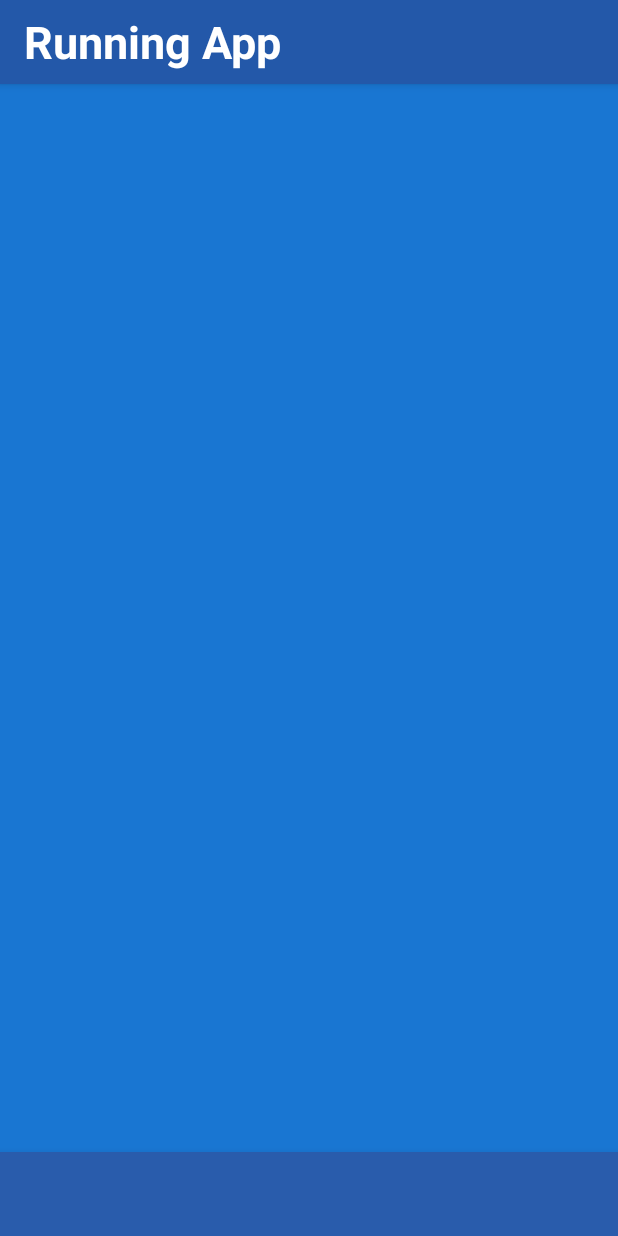
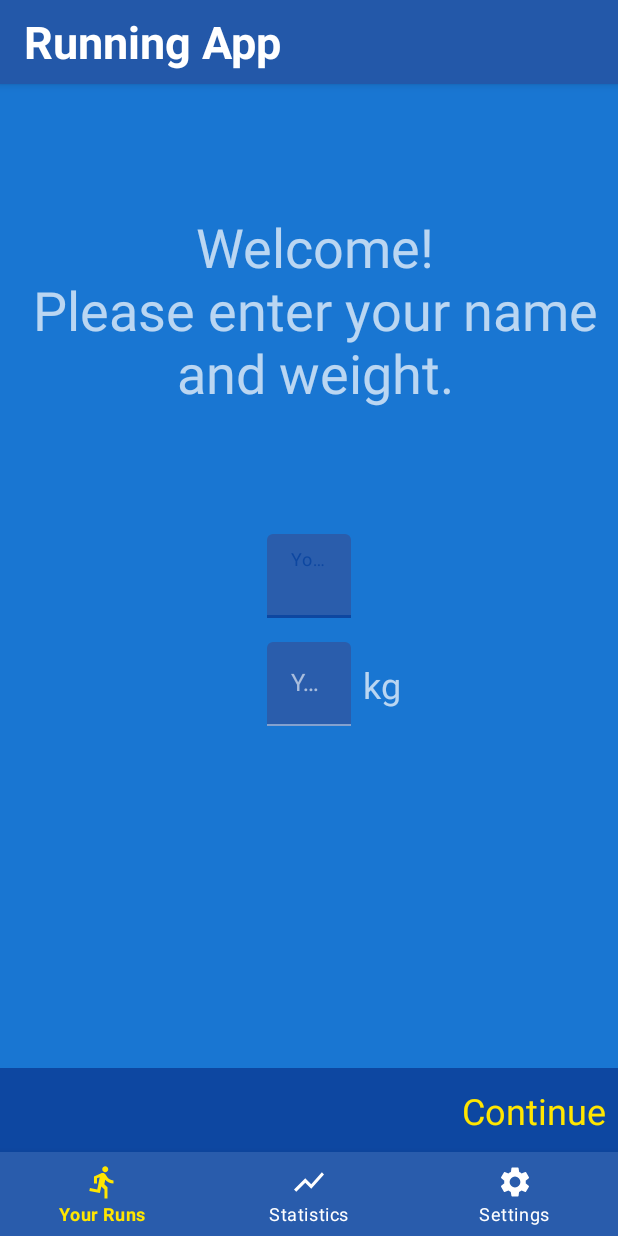
Before and after one commit to brahatksingh/RunTrack, an Android app: the screen it shows after launch (MainActivity), on a phone screen of 412 x 824 dp. Run offline under Robolectric (Android 15) with nearby library versions, the phone set to English and light mode, and no system bars; our stand-ins replace Dagger/Hilt's generated code, Timber, navigation-ui; 2 statements that could not run were skipped.

Commit message:
Set Foreground Service Now

```diff
--- a/app/src/main/AndroidManifest.xml
+++ b/app/src/main/AndroidManifest.xml
@@ -23,6 +23,9 @@
             </intent-filter>
         </activity>
 
+        <service android:name=".Services.TrackingService"
+            android:foregroundServiceType="location"/>
+
         <meta-data
             android:name="com.google.android.gms.version"
             android:value="@integer/google_play_services_version" />
--- a/app/src/main/java/com/brahatksingh/runtrack/UI/Fragments/SetupFragment.kt
+++ b/app/src/main/java/com/brahatksingh/runtrack/UI/Fragments/SetupFragment.kt
@@ -1,7 +1,20 @@
 package com.brahatksingh.runtrack.UI.Fragments
 
+import android.os.Bundle
+import android.view.View
 import androidx.fragment.app.Fragment
+import androidx.navigation.fragment.findNavController
 import com.brahatksingh.runtrack.R
+import kotlinx.android.synthetic.main.fragment_setup.*
 
 class SetupFragment : Fragment(R.layout.fragment_setup) {
+
+    override fun onViewCreated(view: View, savedInstanceState: Bundle?) {
+        super.onViewCreated(view, savedInstanceState)
+        tvContinue.setOnClickListener {
+            val action = SetupFragmentDirections.actionSetupFragmentToRunFragment()
+            findNavController().navigate(action)
+
+        }
+    }
 }
--- a/app/src/main/java/com/brahatksingh/runtrack/UI/MainActivity.kt
+++ b/app/src/main/java/com/brahatksingh/runtrack/UI/MainActivity.kt
@@ -3,20 +3,35 @@ package com.brahatksingh.runtrack.UI
 import androidx.appcompat.app.AppCompatActivity
 import android.os.Bundle
 import android.util.Log
+import android.view.View
+import androidx.navigation.fragment.findNavController
+import androidx.navigation.ui.setupWithNavController
 import com.brahatksingh.runtrack.R
 import com.brahatksingh.runtrack.db.RunDAO
 import dagger.hilt.android.AndroidEntryPoint
+import kotlinx.android.synthetic.main.activity_main.*
 import javax.inject.Inject
 
 @AndroidEntryPoint
 class MainActivity : AppCompatActivity() {
 
-    @Inject
-    lateinit var runDAO: RunDAO
-
     override fun onCreate(savedInstanceState: Bundle?) {
         super.onCreate(savedInstanceState)
         setContentView(R.layout.activity_main)
-        Log.d("runDao", "RUNDAO: ${runDAO.hashCode()}")
+
+        setSupportActionBar(toolbar)
+        bottomNavigationView.setupWithNavController(navHostFragment.findNavController())
+
+        navHostFragment.findNavController().addOnDestinationChangedListener{ p1,p2,p3 ->
+            when(p2.id) {
+                R.id.settingsFragment,R.id.runFragment,R.id.statisticsFragment -> {
+                    bottomNavigationView.visibility = View.VISIBLE
+                }
+                else -> {
+                     bottomNavigationView.visibility = View.GONE
+                }
+            }
+            // p2 is the destination
+        }
     }
 }
--- a/app/src/main/res/layout/activity_main.xml
+++ b/app/src/main/res/layout/activity_main.xml
@@ -48,12 +48,22 @@
         app:layout_constraintTop_toBottomOf="@+id/appBarLayout">
 
 
+        <fragment
+            android:id="@+id/navHostFragment"
+            android:layout_width="match_parent"
+            android:layout_height="match_parent"
+            android:name="androidx.navigation.fragment.NavHostFragment"
+            app:defaultNavHost="true"
+            app:navGraph="@navigation/nav_graph"/>
+
+
     </FrameLayout>
 
     <com.google.android.material.bottomnavigation.BottomNavigationView
         android:id="@+id/bottomNavigationView"
         android:layout_width="match_parent"
         android:layout_height="56dp"
+        app:menu="@menu/bottom_nav_menu"
         app:itemIconTint="@drawable/bottom_nav_selector"
         app:itemTextColor="@drawable/bottom_nav_selector"
         app:layout_constraintBottom_toBottomOf="parent"
--- /dev/null
+++ b/app/src/main/res/menu/bottom_nav_menu.xml
@@ -0,0 +1,19 @@
+<?xml version="1.0" encoding="utf-8"?>
+<menu xmlns:android="http://schemas.android.com/apk/res/android">
+
+    <item
+        android:id="@+id/runFragment"
+        android:title="Your Runs"
+        android:icon="@drawable/ic_run"/>
+
+    <item
+        android:id="@+id/statisticsFragment"
+        android:title="Statistics"
+        android:icon="@drawable/ic_graph"/>
+
+    <item
+        android:id="@+id/settingsFragment"
+        android:title="Settings"
+        android:icon="@drawable/ic_settings"/>
+
+</menu>
--- /dev/null
+++ b/app/src/main/res/navigation/nav_graph.xml
@@ -0,0 +1,39 @@
+<?xml version="1.0" encoding="utf-8"?>
+<navigation xmlns:android="http://schemas.android.com/apk/res/android"
+    xmlns:app="http://schemas.android.com/apk/res-auto"
+    android:id="@+id/nav_graph"
+    app:startDestination="@id/setupFragment">
+
+    <fragment
+        android:id="@+id/runFragment"
+        android:name="com.brahatksingh.runtrack.UI.Fragments.RunFragment"
+        android:label="RunFragment" >
+        <action
+            android:id="@+id/action_runFragment_to_trackingFragment"
+            app:destination="@id/trackingFragment" />
+    </fragment>
+    <fragment
+        android:id="@+id/statisticsFragment"
+        android:name="com.brahatksingh.runtrack.UI.Fragments.StatisticsFragment"
+        android:label="StatisticsFragment" />
+    <fragment
+        android:id="@+id/setupFragment"
+        android:name="com.brahatksingh.runtrack.UI.Fragments.SetupFragment"
+        android:label="SetupFragment" >
+        <action
+            android:id="@+id/action_setupFragment_to_runFragment"
+            app:destination="@id/runFragment" />
+    </fragment>
+    <fragment
+        android:id="@+id/trackingFragment"
+        android:name="com.brahatksingh.runtrack.UI.Fragments.TrackingFragment"
+        android:label="TrackingFragment" >
+        <action
+            android:id="@+id/action_trackingFragment_to_runFragment"
+            app:destination="@id/runFragment" />
+    </fragment>
+    <fragment
+        android:id="@+id/settingsFragment"
+        android:name="com.brahatksingh.runtrack.UI.Fragments.SettingsFragment"
+        android:label="SettingsFragment" />
+</navigation>
```
Also changed, not shown: app/src/main/java/com/brahatksingh/runtrack/Services/TrackingService.kt (added, +27 -0 lines), app/src/main/java/com/brahatksingh/runtrack/UI/Fragments/RunFragment.kt (+67 -1 lines), app/src/main/java/com/brahatksingh/runtrack/UI/Fragments/TrackingFragment.kt (+59 -0 lines), app/src/main/java/com/brahatksingh/runtrack/other/Constants.kt (+27 -0 lines), app/src/main/java/com/brahatksingh/runtrack/other/TrackingUtility.kt (added, +25 -0 lines).
